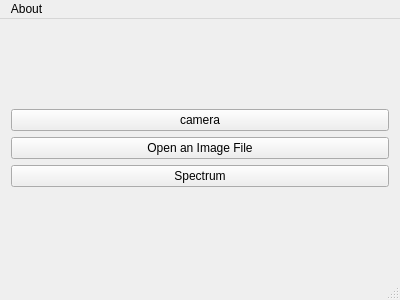
Qt form MainWindow.ui (zach-capalbo/Kromophone) before a commit.
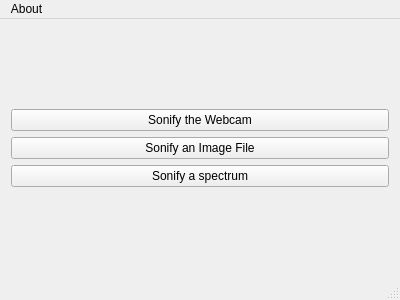
The same form after that commit.

Diff of the .ui file:
```diff
--- a/MainWindow.ui
+++ b/MainWindow.ui
@@ -20,21 +20,21 @@
       <item>
        <widget class="QPushButton" name="cButton">
         <property name="text">
-         <string>camera</string>
+         <string>Sonify the Webcam</string>
         </property>
        </widget>
       </item>
       <item>
        <widget class="QPushButton" name="fButton">
         <property name="text">
-         <string>Open an Image File</string>
+         <string>Sonify an Image File</string>
         </property>
        </widget>
       </item>
       <item>
        <widget class="QPushButton" name="spectrumButton">
         <property name="text">
-         <string>Spectrum</string>
+         <string>Sonify a spectrum</string>
         </property>
        </widget>
       </item>
```
